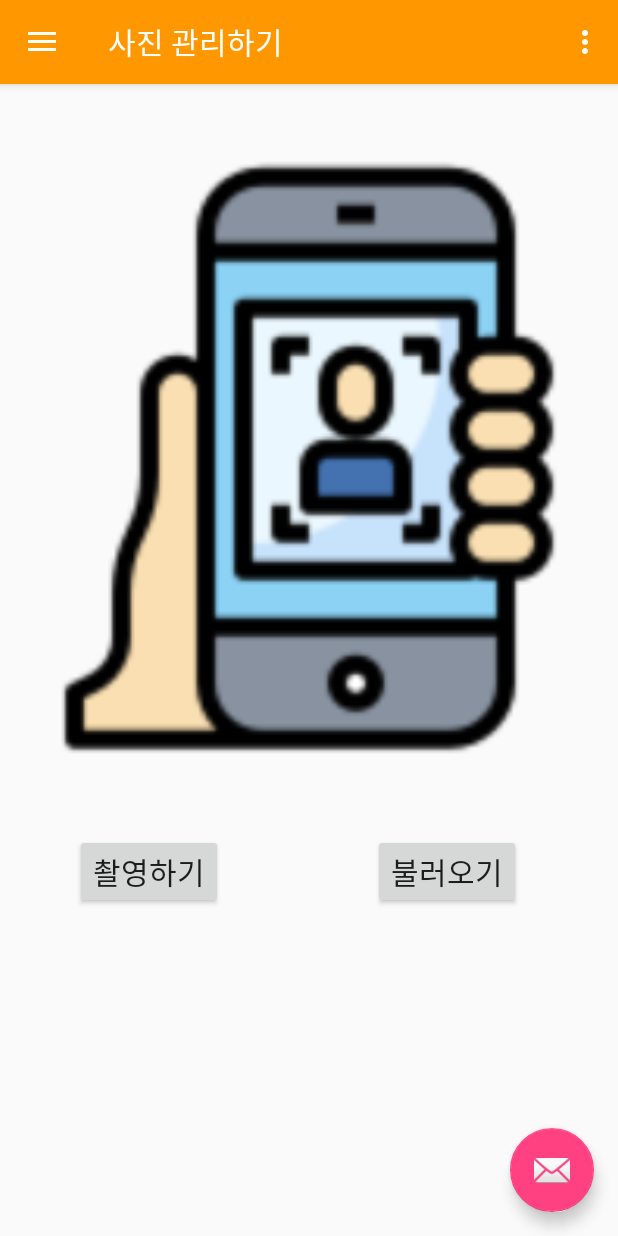
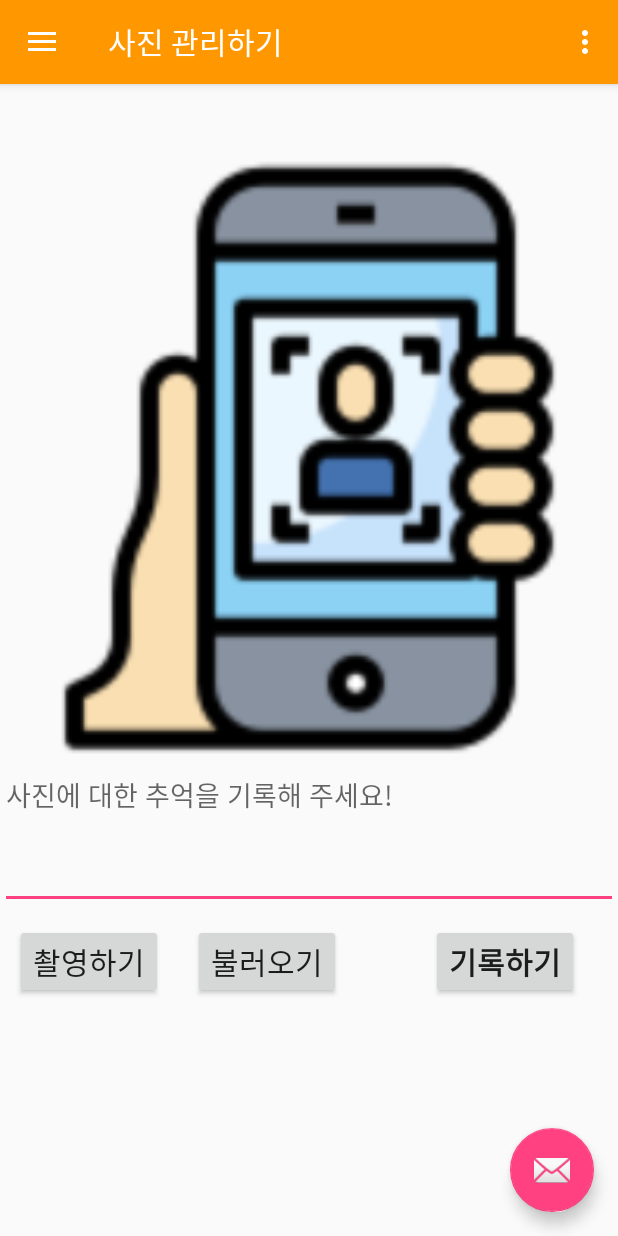
Before and after one commit to lungnahahd/PhotoDescription, an Android app: the Main screen opened directly, with no data from a screen before it, on a phone screen of 412 x 824 dp. Run offline under Robolectric (Android 15) with nearby library versions, the phone set to English and light mode, and no system bars; our stand-ins replace Firebase (no records; nobody signed in at launch, a user with empty details on screens opened directly), navigation-ui; 1 statement that could not run was skipped.

```diff
--- a/app/build.gradle
+++ b/app/build.gradle
@@ -47,6 +47,7 @@ dependencies {
     implementation 'androidx.navigation:navigation-fragment-ktx:2.3.0'
     implementation 'androidx.navigation:navigation-ui-ktx:2.3.0'
     implementation 'com.google.firebase:firebase-auth:16.0.5'
+    implementation 'com.google.firebase:firebase-storage:16.0.5'
     testImplementation 'junit:junit:4.12'
     androidTestImplementation 'androidx.test.ext:junit:1.1.1'
     androidTestImplementation 'androidx.test.espresso:espresso-core:3.2.0'
--- a/app/src/main/java/com/evanandroid/apps/photodescription/Main.kt
+++ b/app/src/main/java/com/evanandroid/apps/photodescription/Main.kt
@@ -49,7 +49,7 @@ class Main : AppCompatActivity() {
         val toolbar: Toolbar = findViewById(R.id.toolbar)
         setSupportActionBar(toolbar)
 
-
+        ActivityCompat.requestPermissions(this, arrayOf(Manifest.permission.READ_EXTERNAL_STORAGE),1)
         val fab: FloatingActionButton = findViewById(R.id.fab)
         fab.setOnClickListener {
             view ->
--- a/app/src/main/java/com/evanandroid/apps/photodescription/SplashScreen.kt
+++ b/app/src/main/java/com/evanandroid/apps/photodescription/SplashScreen.kt
@@ -11,7 +11,7 @@ class SplashScreen : AppCompatActivity() {
         setContentView(R.layout.activity_splash_screen)
         val handler = Handler()
         handler.postDelayed({
-            val intent = Intent(baseContext,Main::class.java)
+            val intent = Intent(baseContext,Login::class.java)
             startActivity(intent)
             finish()
         },2000)
--- a/app/src/main/res/layout/fragment_home.xml
+++ b/app/src/main/res/layout/fragment_home.xml
@@ -14,6 +14,11 @@
         android:layout_height="400dp"
         android:layout_gravity="center"
         android:src="@drawable/callfile" />
+    <EditText
+        android:layout_width="match_parent"
+        android:layout_height="100dp"
+        android:gravity="top"
+        android:hint="사진에 대한 추억을 기록해 주세요!"/>
 
     <LinearLayout
         android:layout_width="wrap_content"
@@ -23,7 +28,7 @@
             android:id="@+id/buttonCammera"
             android:layout_width="wrap_content"
             android:layout_height="wrap_content"
-            android:layout_margin="50dp"
+            android:layout_margin="10sp"
             android:text="촬영하기"
             android:textSize="20sp" />
 
@@ -31,9 +36,18 @@
             android:id="@+id/buttonGallery"
             android:layout_width="wrap_content"
             android:layout_height="wrap_content"
-            android:layout_margin="50dp"
+            android:layout_margin="10sp"
             android:text="불러오기"
             android:textSize="20sp" />
+        <Button
+            android:id="@+id/uploadBut"
+            android:layout_width="wrap_content"
+            android:layout_height="wrap_content"
+            android:text="기록하기"
+            android:textSize="20sp"
+            android:textStyle="bold"
+            android:layout_marginTop="10sp"
+            android:layout_marginLeft="50dp"/>
     </LinearLayout>
 
 
```
Also changed, not shown: app/src/main/java/com/evanandroid/apps/photodescription/ui/home/HomeFragment.kt (+17 -4 lines).
